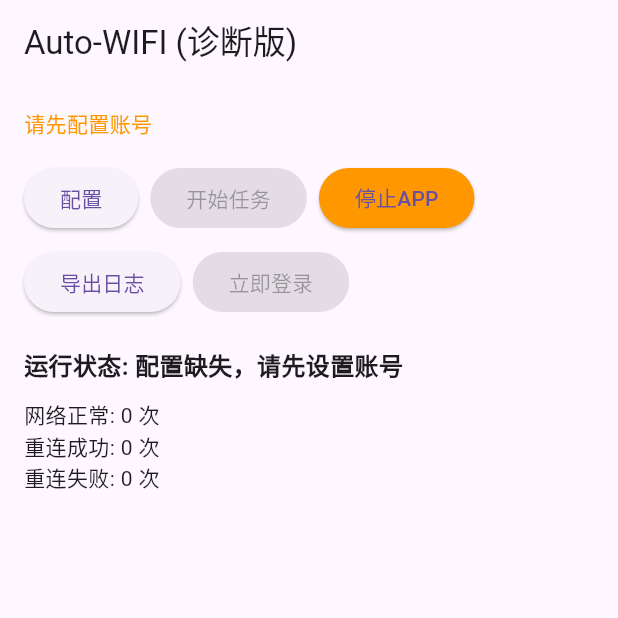
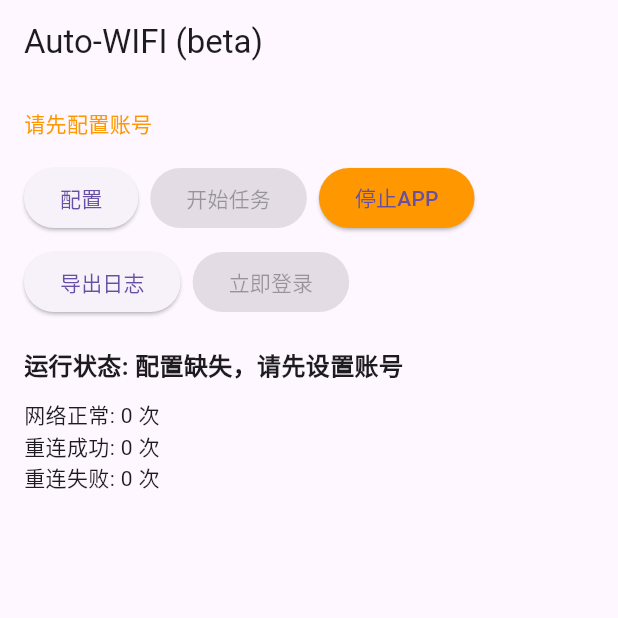
Before and after one commit to Aextoxicon/auto_wifi, a Flutter app: the screen it shows after launch, on a phone screen of 412 x 824 dp, the top half of it. Run offline on Flutter 3.47's test engine with Material 3 defaults, Android fonts, the phone set to English and light mode, and no system bars; our stand-ins replace flutter_local_notifications, permission_handler, shared_preferences; missing offline and left inert: flutter_background_service.

Commit message:
更新 main.dart

```diff
--- a/lib/main.dart
+++ b/lib/main.dart
@@ -761,7 +761,7 @@ class _DrcomAuthPageState extends State<DrcomAuthPage> {
   @override
   Widget build(BuildContext context) {
     return Scaffold(
-      appBar: AppBar(title: const Text('Auto-WIFI (诊断版)')),
+      appBar: AppBar(title: const Text('Auto-WIFI (beta)')),
       body: Padding(
         padding: const EdgeInsets.all(16.0),
         child: Column(
```
